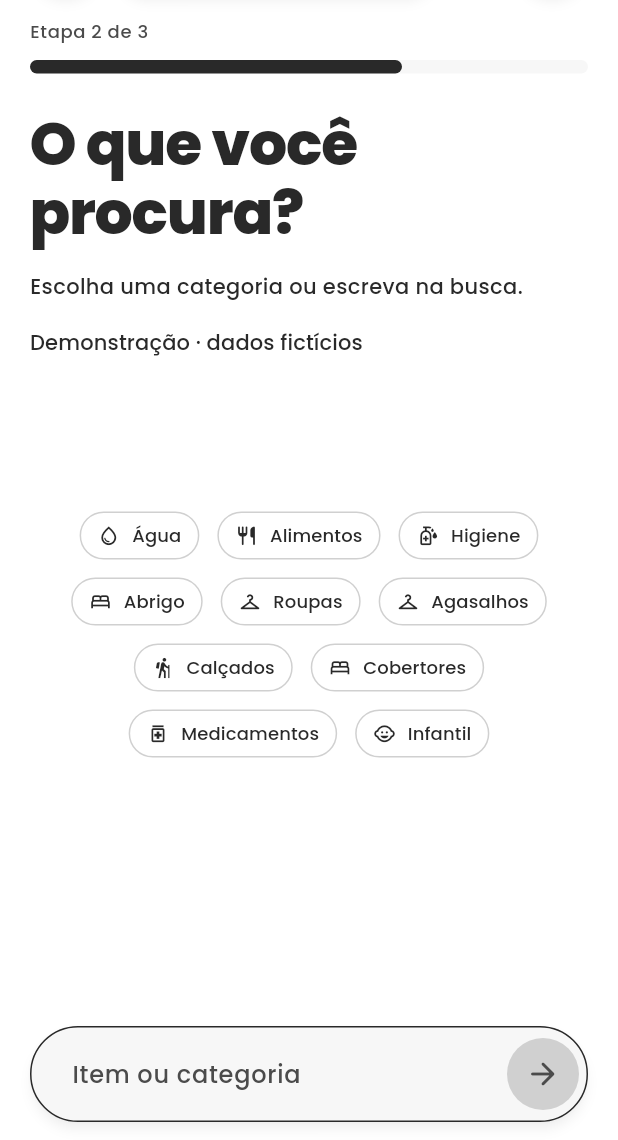
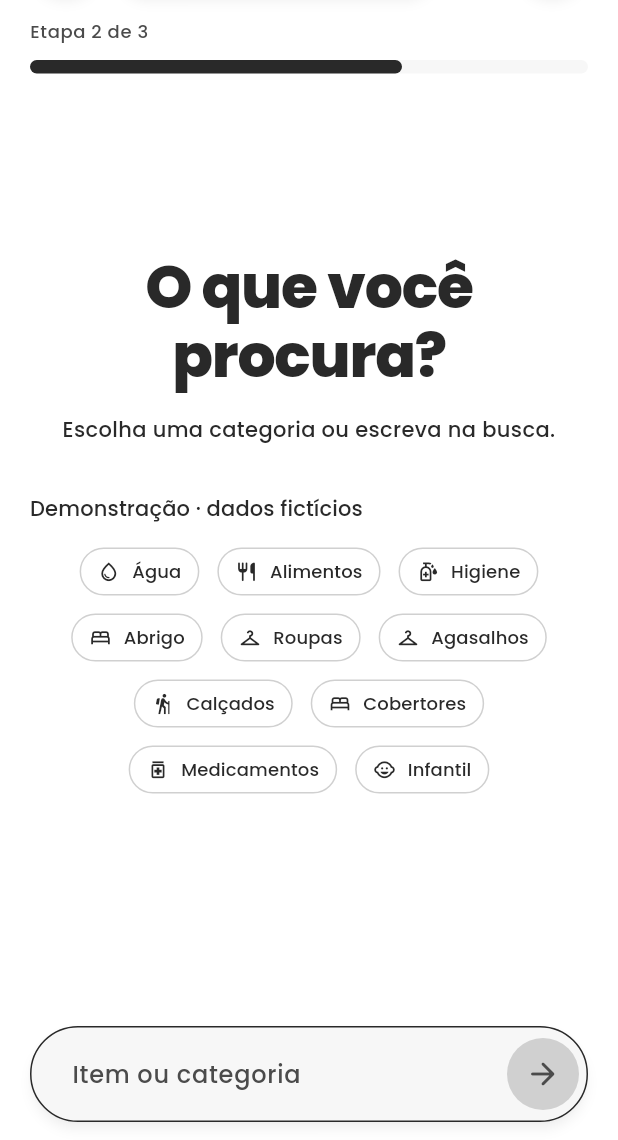
Before and after one commit to jlucasvr/Integrador-II, a Flutter app: the screen it shows after launch, after a tap on "Preciso de ajuda", on a phone screen of 412 x 824 dp, the part 96-1236 px from its top. Run offline on Flutter 3.47's test engine with Material 3 defaults, Android fonts, the phone set to English and light mode, and no system bars; our stand-ins replace flutter_map, geolocator, latlong2; missing offline and left inert: flutter_map_vector_tiles; accounts and stored records are empty.

Commit message:
style(search): centralizar títulos e conteúdo das etapas de busca

```diff
--- a/lib/ui/search/views/search_page.dart
+++ b/lib/ui/search/views/search_page.dart
@@ -194,7 +194,7 @@ class _SearchPageState extends State<SearchPage> {
                           .clamp(0, double.infinity),
                 ),
                 child: StepLayout(
-                  centerContent: _step < 3,
+                  centerContent: true,
                   header: Column(
                     crossAxisAlignment: CrossAxisAlignment.stretch,
                     children: [
@@ -213,8 +213,18 @@ class _SearchPageState extends State<SearchPage> {
                         ),
                         const SizedBox(height: 24),
                       ],
+                    ],
+                  ),
+                  content: Center(
+                    child: ConstrainedBox(
+                      constraints: const BoxConstraints(maxWidth: 580),
+                      child: Column(
+                        mainAxisSize: MainAxisSize.min,
+                        crossAxisAlignment: CrossAxisAlignment.stretch,
+                        children: [
                           Text(
                             title,
+                            textAlign: TextAlign.center,
                             style: theme.textTheme.headlineSmall!.copyWith(
                               fontSize: MediaQuery.sizeOf(context).width < 360
                                   ? 32
@@ -231,20 +241,14 @@ class _SearchPageState extends State<SearchPage> {
                             2 =>
                               'Ative sua localização para encontrar pontos próximos de você.',
                             _ => 'Ajuste sua busca aqui mesmo.',
-                      }),
-                      const SizedBox(height: 16),
+                          }, textAlign: TextAlign.center),
+                          const SizedBox(height: 32),
                           if (widget.repository.isDemo) ...[
                             const DemoSearchNotice(),
                             const SizedBox(height: 16),
                           ],
+                          _stepContent(context),
                         ],
-                  ),
-                  content: Padding(
-                    padding: const EdgeInsets.only(bottom: 32),
-                    child: Center(
-                      child: ConstrainedBox(
-                        constraints: const BoxConstraints(maxWidth: 580),
-                        child: _stepContent(context),
                       ),
                     ),
                   ),
```
Lines whose indentation alone changed are shown as unchanged.
